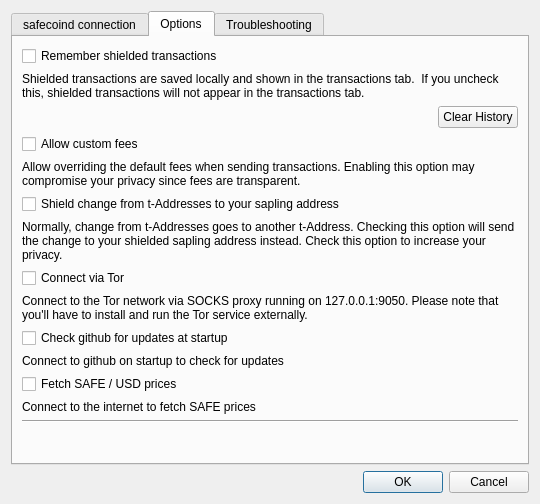
Before: the Qt Designer form src/settings.ui in ZcashFoundation/zecwallet, drawn with Qt 5.
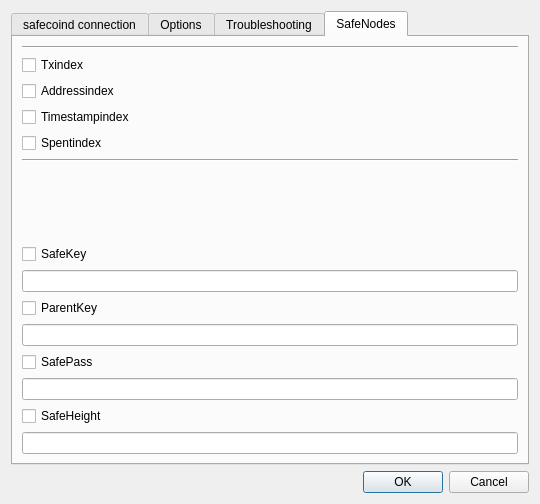
After: the same form once the commit is applied. The open tabs and pages were chosen to show the change.

Diff of the .ui file:
```diff
--- a/src/settings.ui
+++ b/src/settings.ui
@@ -365,6 +365,146 @@
        </item>
       </layout>
      </widget>
+	 
+<!-- SAFENODES -->
+	 
+     <widget class="QWidget" name="tab_4">
+      <attribute name="title">
+       <string>SafeNodes</string>
+      </attribute>
+      <layout class="QGridLayout" name="gridLayout_3">
+       <item row="1" column="0">
+        <widget class="QCheckBox" name="chkTxindex">
+         <property name="text">
+          <string>Txindex</string>
+         </property>
+        </widget>
+       </item>
+       <item row="2" column="0">
+        <widget class="QCheckBox" name="chkAddressindex">
+         <property name="text">
+          <string>Addressindex</string>
+         </property>
+        </widget>
+       </item>
+       <item row="3" column="0">
+        <widget class="QCheckBox" name="chkTimestampindex">
+         <property name="text">
+          <string>Timestampindex</string>
+         </property>
+        </widget>
+       </item>
+       <item row="4" column="0">
+        <widget class="QCheckBox" name="chkSpentindex">
+         <property name="text">   
+          <string>Spentindex</string>
+         </property>
+        </widget>
+       </item>
+       <item row="0" column="0">
+        <widget class="Line" name="line_5">
+         <property name="orientation">
+          <enum>Qt::Horizontal</enum>
+         </property>
+        </widget>
+       </item>
+       <item row="14" column="0">
+        <spacer name="verticalSpacer_4">
+         <property name="orientation">
+          <enum>Qt::Vertical</enum>
+         </property>
+         <property name="sizeHint" stdset="0">
+          <size>
+           <width>20</width>
+           <height>40</height>
+          </size>
+         </property>
+        </spacer>
+       </item>
+       <item row="5" column="0">
+        <widget class="Line" name="line_6">
+         <property name="orientation">
+          <enum>Qt::Horizontal</enum>
+         </property>
+        </widget>
+       </item>
+       <item row="6">
+        <widget class="QCheckBox" name="chkSafeKey">
+         <property name="minimumSize">
+          <size>
+           <width>60</width>
+           <height>0</height>
+          </size>
+         </property>
+         <property name="text">
+          <string>SafeKey</string>
+         </property>
+        </widget>
+       </item>
+       <item row="7">
+        <widget class="QLineEdit" name="safekey">
+         <property name="placeholderText">
+          <string/>
+         </property>
+        </widget>
+       </item>
+       <item row="8">
+        <widget class="QCheckBox" name="chkParentKey">
+         <property name="minimumSize">
+          <size>
+           <width>60</width>
+           <height>0</height>
+          </size>
+         </property>
+         <property name="text">
+          <string>ParentKey</string>
+         </property>
+        </widget>
+       </item>
+       <item row="9">
+        <widget class="QLineEdit" name="parentkey">
+         <property name="placeholderText">
+          <string/>
+         </property>
+        </widget>
+       </item>
+       <item row="10">
+        <widget class="QCheckBox" name="chkSafePass">
+         <property name="minimumSize">
+          <size>
+           <width>60</width>
+           <height>0</height>
+          </size>
+         </property>
+         <property name="text">
+          <string>SafePass</string>
+         </property>
+        </widget>
+       </item>
+       <item row="11">
+        <widget class="QLineEdit" name="safepass"/>
+       </item>
+       <item row="12">
+        <widget class="QCheckBox" name="chkSafeHeight">
+         <property name="minimumSize">
+          <size>
+           <width>60</width>
+           <height>0</height>
+          </size>
+         </property>
+         <property name="text">
+          <string>SafeHeight</string>
+         </property>
+        </widget>
+       </item>
+       <item row="13">
+        <widget class="QLineEdit" name="safeheight"/>
+       </item>   
+      </layout>
+     </widget>
+	 
+<!-- END_SAFENODES -->
+	 
     </widget>
    </item>
    <item>
```
